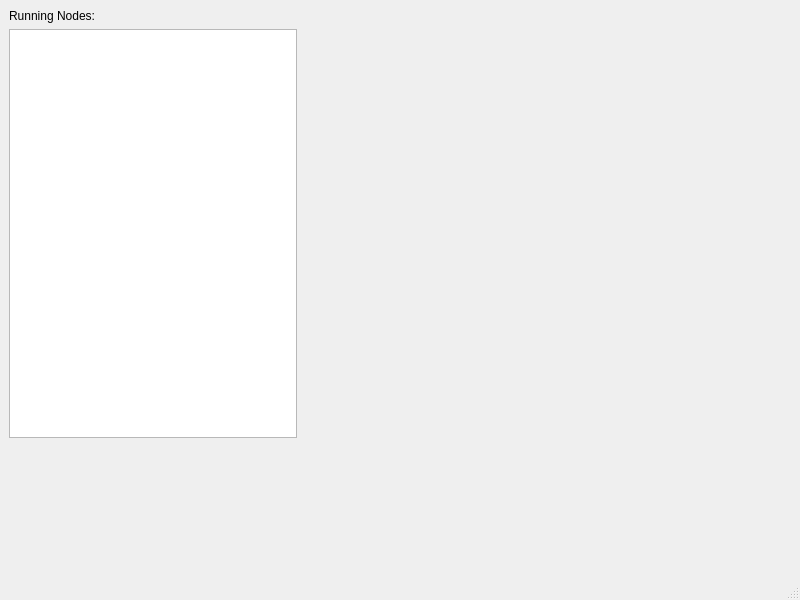
First picture: the form in igvc/src/dashboard/mainwindow.ui, repository RoboJackets/igvc-software, before the edit.
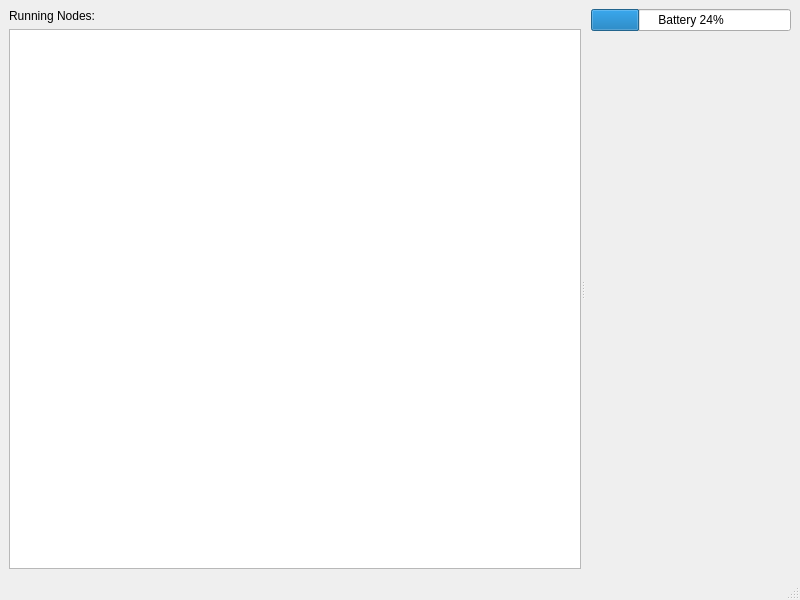
Second picture: the form after the edit. Custom widgets are drawn as their Qt base class.

Commit message: Adds battery monitor to dashboard. Changes layout of dashboard to include a splitter for the nodes list. Connects /rosout to the status bar of the dashboard. Changes battery topic to type std_msgs::UInt8.

```diff
--- a/igvc/src/dashboard/mainwindow.ui
+++ b/igvc/src/dashboard/mainwindow.ui
@@ -14,37 +14,13 @@
    <string>MainWindow</string>
   </property>
   <widget class="QWidget" name="centralwidget">
-   <layout class="QGridLayout" name="gridLayout">
-    <item row="2" column="2">
-     <spacer name="horizontalSpacer">
+   <layout class="QHBoxLayout" name="horizontalLayout">
+    <item>
+     <widget class="QSplitter" name="splitter">
       <property name="orientation">
        <enum>Qt::Horizontal</enum>
       </property>
-      <property name="sizeHint" stdset="0">
-       <size>
-        <width>40</width>
-        <height>20</height>
-       </size>
-      </property>
-     </spacer>
-    </item>
-    <item row="2" column="3">
-     <widget class="Speedometer" name="widget" native="true">
-      <property name="sizePolicy">
-       <sizepolicy hsizetype="Fixed" vsizetype="Fixed">
-        <horstretch>0</horstretch>
-        <verstretch>0</verstretch>
-       </sizepolicy>
-      </property>
-      <property name="minimumSize">
-       <size>
-        <width>200</width>
-        <height>125</height>
-       </size>
-      </property>
-     </widget>
-    </item>
-    <item row="0" column="0">
+      <widget class="QWidget" name="">
      <layout class="QVBoxLayout" name="verticalLayout">
       <item>
        <widget class="QLabel" name="label">
@@ -54,11 +30,43 @@
        </widget>
       </item>
       <item>
-       <widget class="QListWidget" name="listWidget"/>
-      </item>
-     </layout>
+         <widget class="QListWidget" name="nodesListWidget"/>
+        </item>
+       </layout>
+      </widget>
+      <widget class="QWidget" name="gridLayoutWidget">
+       <layout class="QGridLayout" name="gridLayout"/>
+      </widget>
+     </widget>
     </item>
-    <item row="0" column="2">
+    <item>
+     <layout class="QVBoxLayout" name="verticalLayout_2">
+      <item>
+       <widget class="QProgressBar" name="batteryBar">
+        <property name="sizePolicy">
+         <sizepolicy hsizetype="Fixed" vsizetype="Fixed">
+          <horstretch>0</horstretch>
+          <verstretch>0</verstretch>
+         </sizepolicy>
+        </property>
+        <property name="minimumSize">
+         <size>
+          <width>200</width>
+          <height>0</height>
+         </size>
+        </property>
+        <property name="value">
+         <number>24</number>
+        </property>
+        <property name="textVisible">
+         <bool>true</bool>
+        </property>
+        <property name="format">
+         <string>Battery %p%</string>
+        </property>
+       </widget>
+      </item>
+      <item>
      <spacer name="verticalSpacer">
       <property name="orientation">
        <enum>Qt::Vertical</enum>
@@ -70,6 +78,24 @@
        </size>
       </property>
      </spacer>
+      </item>
+      <item>
+       <widget class="Speedometer" name="speedometer" native="true">
+        <property name="sizePolicy">
+         <sizepolicy hsizetype="Fixed" vsizetype="Fixed">
+          <horstretch>0</horstretch>
+          <verstretch>0</verstretch>
+         </sizepolicy>
+        </property>
+        <property name="minimumSize">
+         <size>
+          <width>200</width>
+          <height>125</height>
+         </size>
+        </property>
+       </widget>
+      </item>
+     </layout>
     </item>
    </layout>
   </widget>
```
Lines whose indentation alone changed are shown as unchanged. The commit also changes 5 other files.
